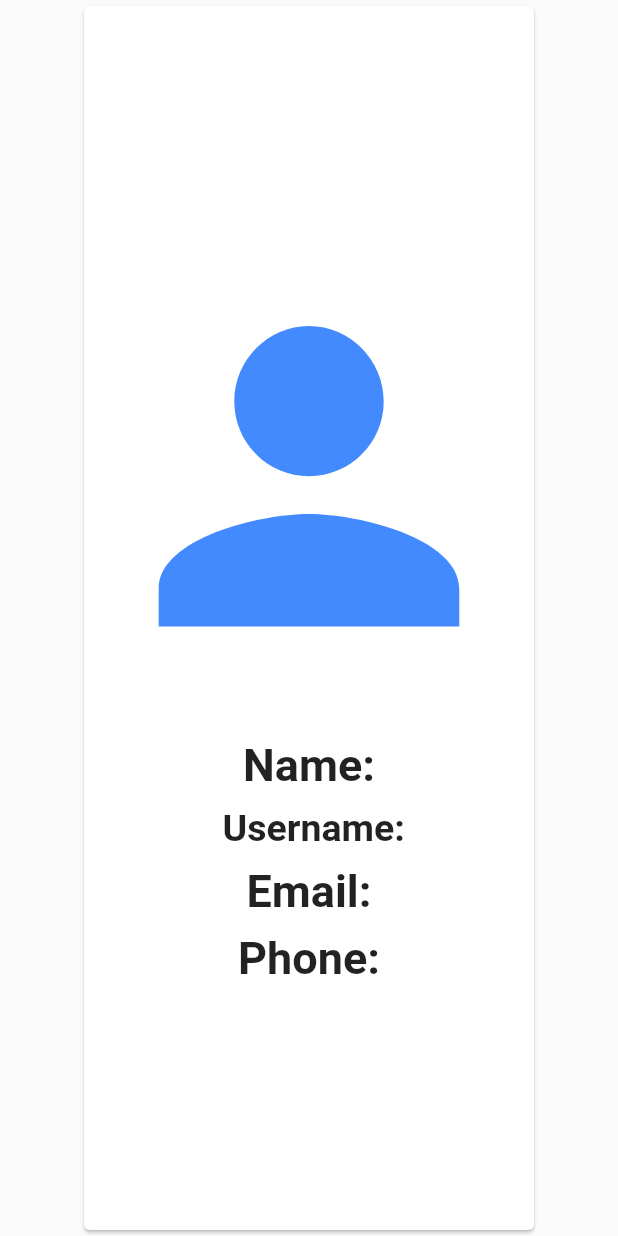
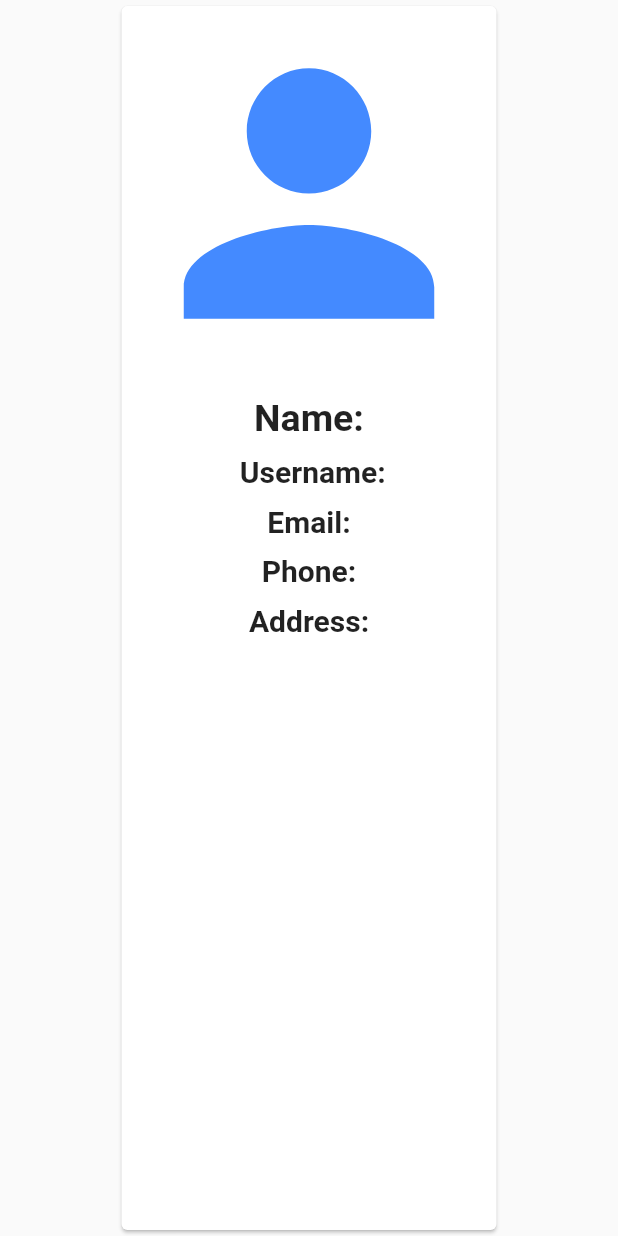
Before and after one commit to CodeHunta/Fetching-Data-from-API, a Flutter app: the DetailScreen screen opened directly with empty values, on a phone screen of 412 x 824 dp. Run offline on Flutter 3.47's test engine with Material 2 defaults, Android fonts, the phone set to English and light mode, and no system bars; network calls fail.

Commit message:
Address Error!

```diff
--- a/lib/main.dart
+++ b/lib/main.dart
@@ -58,8 +58,8 @@ class _UsersListScreenState extends State<UsersListScreen> {
             itemBuilder: (context, index) {
               return ListTile(
                   leading: Icon(
-                    Icons.person,
-                    size: 50.0,
+                    Icons.account_box,
+                    size: 65.0,
                     color: Colors.blueAccent,
                   ),
                   title: Text(users[index].name),
@@ -90,36 +90,42 @@ class DetailScreen extends StatelessWidget {
       body: new Center(
         child: Card(
           child: Column(
-            mainAxisAlignment: MainAxisAlignment.center,
+            mainAxisAlignment: MainAxisAlignment.start,
             children: <Widget>[
               Icon(
                 Icons.person,
                 color: Colors.blueAccent,
-                size: 300.0,
+                size: 250.0,
               ),
-              SizedBox(height: 25.0),
+              SizedBox(height: 10.0),
               new Text(
                 'Name: ' + user.name,
                 textAlign: TextAlign.center,
-                style: TextStyle(fontWeight: FontWeight.bold, fontSize: 30.0),
+                style: TextStyle(fontWeight: FontWeight.bold, fontSize: 25.0),
               ),
               SizedBox(height: 10.0),
               new Text(
                 ' Username: ' + user.username,
                 textAlign: TextAlign.center,
-                style: TextStyle(fontWeight: FontWeight.bold, fontSize: 25.0),
+                style: TextStyle(fontWeight: FontWeight.bold, fontSize: 20.0),
               ),
               SizedBox(height: 10.0),
               new Text(
                 'Email: ' + user.email,
                 textAlign: TextAlign.center,
-                style: TextStyle(fontWeight: FontWeight.bold, fontSize: 30.0),
+                style: TextStyle(fontWeight: FontWeight.bold, fontSize: 20.0),
               ),
               SizedBox(height: 10.0),
               new Text(
                 'Phone: ' + user.phone,
                 textAlign: TextAlign.center,
-                style: TextStyle(fontWeight: FontWeight.bold, fontSize: 30.0),
+                style: TextStyle(fontWeight: FontWeight.bold, fontSize: 20.0),
+              ),
+              SizedBox(height: 10.0),
+              new Text(
+                'Address: ' + user.city,
+                textAlign: TextAlign.center,
+                style: TextStyle(fontWeight: FontWeight.bold, fontSize: 20.0),
               ),
             ],
           ),
--- a/lib/user.dart
+++ b/lib/user.dart
@@ -1,15 +1,16 @@
 class User {
   int id;
-  String name, email, username, phone;
+  String name, email, username, phone, city;
 
-  User(this.id, this.name, this.email, this.username, this.phone);
+  User(this.id, this.name, this.email, this.username, this.phone, this.city);
 
   User.fromJson(Map json)
       : id = json['id'],
         name = json['name'],
         email = json['email'],
         username = json['username'],
-        phone = json['phone'];
+        phone = json['phone'],
+        city = json['address'];
 
   Map toJson() {
     return {
@@ -17,7 +18,8 @@ class User {
       'name': name,
       'email': email,
       'username': username,
-      'phone': phone
+      'phone': phone,
+      'address': city,
     };
   }
 }
```
